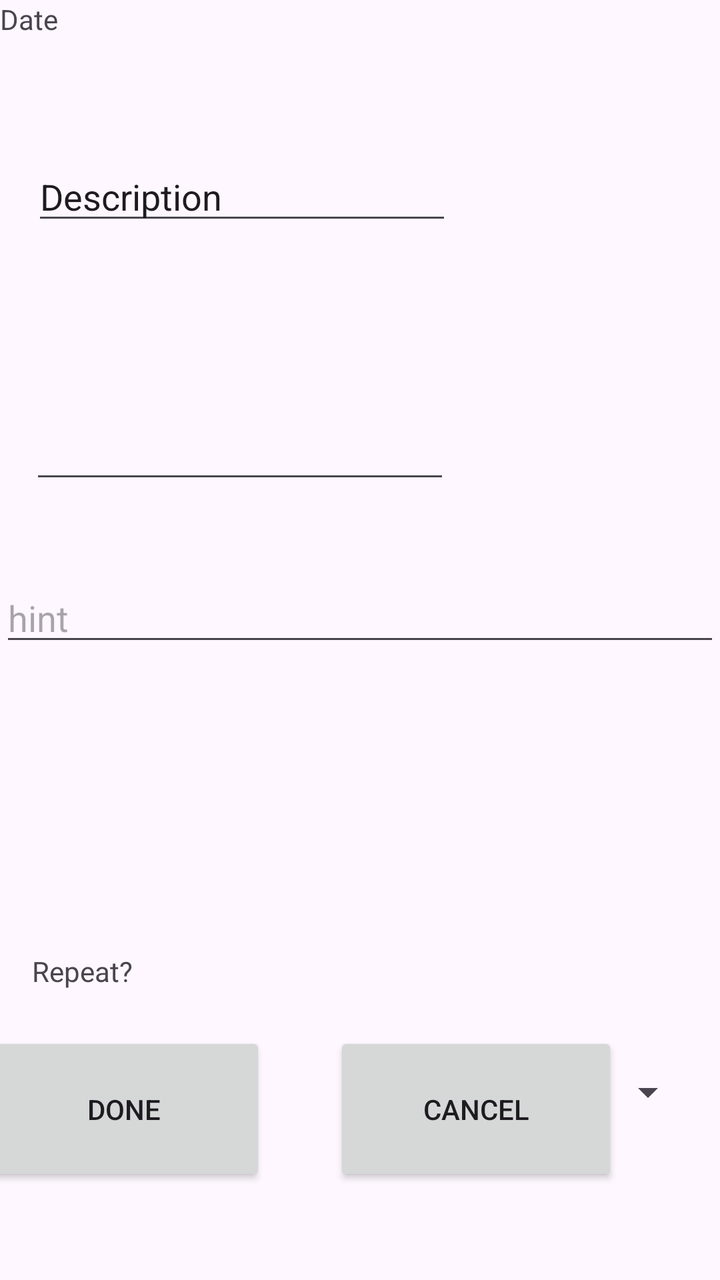
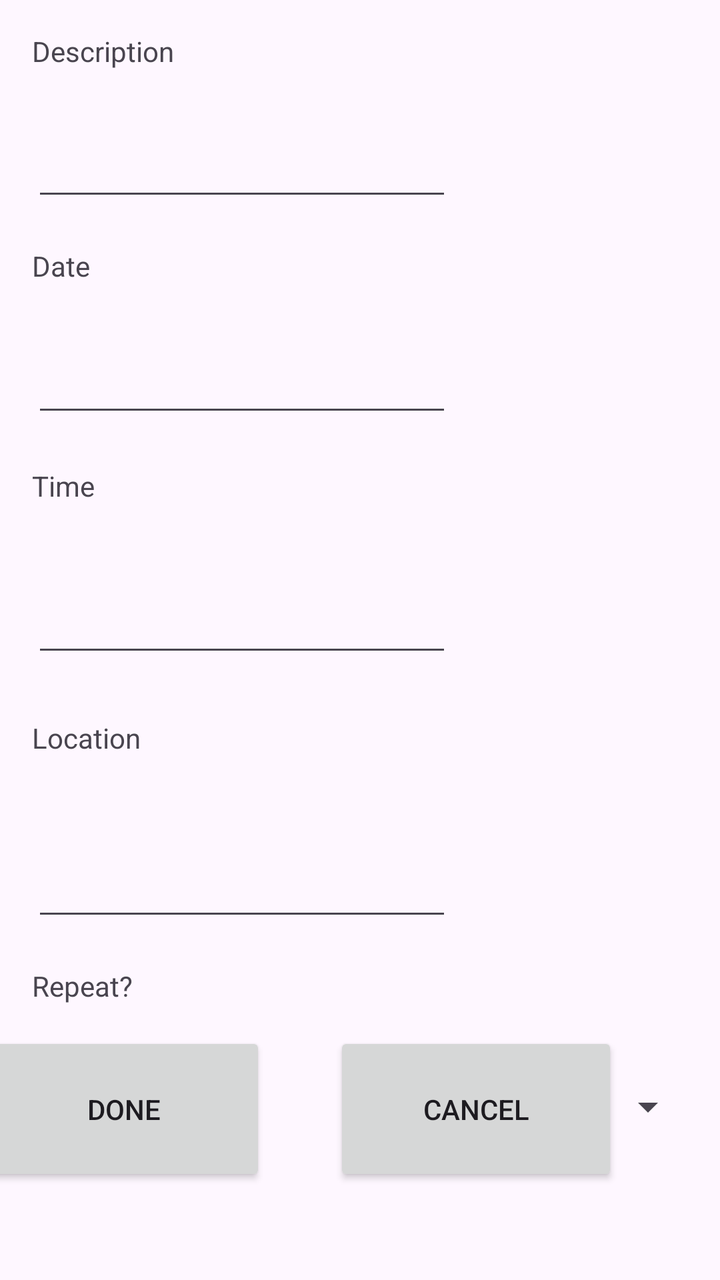

Before-and-after screenshots of an Android layout around one commit, followed by the original layout XML and the change that was made.
<!-- AndroidManifest.xml: application theme Theme.AppInterface1 -->
<!-- res/layout/activity_set_reminders.xml -->
<?xml version="1.0" encoding="utf-8"?>
<androidx.constraintlayout.widget.ConstraintLayout xmlns:android="http://schemas.android.com/apk/res/android"
    xmlns:app="http://schemas.android.com/apk/res-auto"
    xmlns:tools="http://schemas.android.com/tools"
    android:id="@+id/main"
    android:layout_width="match_parent"
    android:layout_height="match_parent"
    tools:context=".setReminders">

  <Button
      android:id="@+id/btnDone"
      android:layout_width="142dp"
      android:layout_height="77dp"
      android:layout_marginStart="16dp"
      android:layout_marginEnd="60dp"
      android:layout_marginBottom="47dp"
      android:onClick="done"
      android:text="Done"
      app:layout_constraintBottom_toBottomOf="parent"
      app:layout_constraintEnd_toStartOf="@+id/btnCancel"
      app:layout_constraintStart_toStartOf="parent" />

  <EditText
      android:id="@+id/textDescription"
      android:layout_width="wrap_content"
      android:layout_height="wrap_content"
      android:layout_marginStart="16dp"
      android:layout_marginTop="76dp"
      android:ems="10"
      android:text="Description"
      app:layout_constraintStart_toStartOf="parent"
      app:layout_constraintTop_toTopOf="parent" />

  <TextView
      android:id="@+id/textDate"
      android:layout_width="218dp"
      android:layout_height="36dp"
      android:text="Date"
      tools:layout_editor_absoluteX="16dp"
      tools:layout_editor_absoluteY="16dp" />

  <EditText
      android:id="@+id/editTextDate"
      android:layout_width="wrap_content"
      android:layout_height="wrap_content"
      android:layout_marginStart="15dp"
      android:layout_marginTop="88dp"
      android:ems="10"
      android:inputType="date"
      app:layout_constraintStart_toStartOf="parent"
      app:layout_constraintTop_toBottomOf="@+id/textDescription" />

  <com.google.android.material.textfield.TextInputLayout
      android:layout_width="409dp"
      android:layout_height="wrap_content"
      tools:layout_editor_absoluteX="1dp"
      tools:layout_editor_absoluteY="323dp">

  </com.google.android.material.textfield.TextInputLayout>

  <com.google.android.material.textfield.TextInputEditText
      android:id="@+id/textInputEditText"
      android:layout_width="match_parent"
      android:layout_height="wrap_content"
      android:layout_marginTop="40dp"
      android:hint="hint"
      app:layout_constraintStart_toStartOf="parent"
      app:layout_constraintTop_toBottomOf="@+id/editTextDate" />

  <TextView
      android:id="@+id/textRepeat"
      android:layout_width="106dp"
      android:layout_height="29dp"
      android:layout_marginStart="16dp"
      android:layout_marginTop="148dp"
      android:text="Repeat?"
      app:layout_constraintStart_toStartOf="parent"
      app:layout_constraintTop_toBottomOf="@+id/textInputEditText" />

  <Spinner
      android:id="@+id/dropdownRepeat"
      android:layout_width="333dp"
      android:layout_height="26dp"
      android:layout_marginStart="15dp"
      android:layout_marginTop="28dp"
      android:spinnerMode="dropdown"
      app:layout_constraintStart_toStartOf="parent"
      app:layout_constraintTop_toBottomOf="@+id/textRepeat" />

  <Button
      android:id="@+id/btnCancel"
      android:layout_width="142dp"
      android:layout_height="77dp"
      android:layout_marginEnd="51dp"
      android:layout_marginBottom="47dp"
      android:onClick="cancel"
      android:text="Cancel"
      app:layout_constraintBottom_toBottomOf="parent"
      app:layout_constraintEnd_toEndOf="parent" />

</androidx.constraintlayout.widget.ConstraintLayout>
<!-- resources referenced by this layout -->
<resources>
  <style name="Theme.AppInterface1" parent="Base.Theme.AppInterface1" />
  <style name="Base.Theme.AppInterface1" parent="Theme.Material3.DayNight.NoActionBar">
          
          
      </style>
</resources>

<!-- the commit's change to res/layout/activity_set_reminders.xml (unified diff, before → after) -->
@@ -21,12 +21,51 @@
       app:layout_constraintStart_toStartOf="parent" />
 
   <EditText
-      android:id="@+id/textDescription"
+      android:id="@+id/uiDate"
       android:layout_width="wrap_content"
       android:layout_height="wrap_content"
       android:layout_marginStart="16dp"
-      android:layout_marginTop="76dp"
+      android:layout_marginTop="172dp"
       android:ems="10"
+      app:layout_constraintStart_toStartOf="parent"
+      app:layout_constraintTop_toTopOf="parent" />
+
+  <EditText
+      android:id="@+id/uiDescription"
+      android:layout_width="wrap_content"
+      android:layout_height="wrap_content"
+      android:layout_marginStart="16dp"
+      android:layout_marginTop="12dp"
+      android:ems="10"
+      app:layout_constraintStart_toStartOf="parent"
+      app:layout_constraintTop_toBottomOf="@+id/textDescription" />
+
+  <EditText
+      android:id="@+id/uiTime"
+      android:layout_width="wrap_content"
+      android:layout_height="wrap_content"
+      android:layout_marginStart="16dp"
+      android:layout_marginTop="292dp"
+      android:ems="10"
+      app:layout_constraintStart_toStartOf="parent"
+      app:layout_constraintTop_toTopOf="parent" />
+
+  <EditText
+      android:id="@+id/uiLocation"
+      android:layout_width="wrap_content"
+      android:layout_height="wrap_content"
+      android:layout_marginStart="16dp"
+      android:layout_marginTop="424dp"
+      android:ems="10"
+      app:layout_constraintStart_toStartOf="parent"
+      app:layout_constraintTop_toTopOf="parent" />
+
+  <TextView
+      android:id="@+id/textDescription"
+      android:layout_width="218dp"
+      android:layout_height="36dp"
+      android:layout_marginStart="16dp"
+      android:layout_marginTop="16dp"
       android:text="Description"
       app:layout_constraintStart_toStartOf="parent"
       app:layout_constraintTop_toTopOf="parent" />
@@ -35,47 +74,41 @@
       android:id="@+id/textDate"
       android:layout_width="218dp"
       android:layout_height="36dp"
+      android:layout_marginStart="16dp"
+      android:layout_marginTop="18dp"
       android:text="Date"
-      tools:layout_editor_absoluteX="16dp"
-      tools:layout_editor_absoluteY="16dp" />
+      app:layout_constraintStart_toStartOf="parent"
+      app:layout_constraintTop_toBottomOf="@+id/uiDescription" />
 
-  <EditText
-      android:id="@+id/editTextDate"
-      android:layout_width="wrap_content"
-      android:layout_height="wrap_content"
-      android:layout_marginStart="15dp"
-      android:layout_marginTop="88dp"
-      android:ems="10"
-      android:inputType="date"
+  <TextView
+      android:id="@+id/textTime"
+      android:layout_width="218dp"
+      android:layout_height="36dp"
+      android:layout_marginStart="16dp"
+      android:layout_marginTop="20dp"
+      android:text="Time"
       app:layout_constraintStart_toStartOf="parent"
-      app:layout_constraintTop_toBottomOf="@+id/textDescription" />
+      app:layout_constraintTop_toBottomOf="@+id/uiDate" />
 
-  <com.google.android.material.textfield.TextInputLayout
-      android:layout_width="409dp"
-      android:layout_height="wrap_content"
-      tools:layout_editor_absoluteX="1dp"
-      tools:layout_editor_absoluteY="323dp">
-
-  </com.google.android.material.textfield.TextInputLayout>
-
-  <com.google.android.material.textfield.TextInputEditText
-      android:id="@+id/textInputEditText"
-      android:layout_width="match_parent"
-      android:layout_height="wrap_content"
-      android:layout_marginTop="40dp"
-      android:hint="hint"
+  <TextView
+      android:id="@+id/textLocation"
+      android:layout_width="218dp"
+      android:layout_height="36dp"
+      android:layout_marginStart="16dp"
+      android:layout_marginTop="26dp"
+      android:text="Location"
       app:layout_constraintStart_toStartOf="parent"
-      app:layout_constraintTop_toBottomOf="@+id/editTextDate" />
+      app:layout_constraintTop_toBottomOf="@+id/uiTime" />
 
   <TextView
       android:id="@+id/textRepeat"
       android:layout_width="106dp"
       android:layout_height="29dp"
       android:layout_marginStart="16dp"
-      android:layout_marginTop="148dp"
+      android:layout_marginTop="18dp"
       android:text="Repeat?"
       app:layout_constraintStart_toStartOf="parent"
-      app:layout_constraintTop_toBottomOf="@+id/textInputEditText" />
+      app:layout_constraintTop_toBottomOf="@+id/uiLocation" />
 
   <Spinner
       android:id="@+id/dropdownRepeat"
